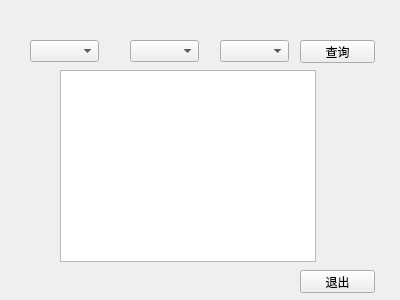
Qt form src/server/ui/statisticwindow.ui (iYiYaHa/Air-Conditioner) before a commit.
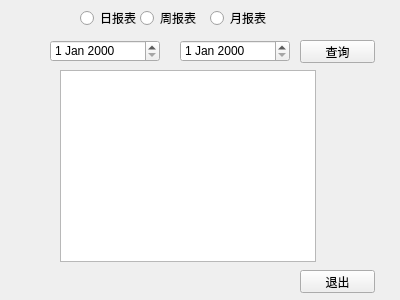
The same form after that commit.

Commit message: Basically finish client-side Qt Part.UI needs to be improved.

The edit to the form file:
```diff
--- a/src/server/ui/statisticwindow.ui
+++ b/src/server/ui/statisticwindow.ui
@@ -13,16 +13,6 @@
   <property name="windowTitle">
    <string>Form</string>
   </property>
-  <widget class="QComboBox" name="MonthBox">
-   <property name="geometry">
-    <rect>
-     <x>130</x>
-     <y>40</y>
-     <width>69</width>
-     <height>22</height>
-    </rect>
-   </property>
-  </widget>
   <widget class="QTableView" name="StatisticTable">
    <property name="geometry">
     <rect>
@@ -33,16 +23,6 @@
     </rect>
    </property>
   </widget>
-  <widget class="QComboBox" name="DayBox">
-   <property name="geometry">
-    <rect>
-     <x>220</x>
-     <y>40</y>
-     <width>69</width>
-     <height>22</height>
-    </rect>
-   </property>
-  </widget>
   <widget class="QPushButton" name="QueryBtn">
    <property name="geometry">
     <rect>
@@ -56,16 +36,6 @@
     <string>查询</string>
    </property>
   </widget>
-  <widget class="QComboBox" name="YearBox">
-   <property name="geometry">
-    <rect>
-     <x>30</x>
-     <y>40</y>
-     <width>69</width>
-     <height>22</height>
-    </rect>
-   </property>
-  </widget>
   <widget class="QPushButton" name="QuitBtn">
    <property name="geometry">
     <rect>
@@ -79,6 +49,82 @@
     <string>退出</string>
    </property>
   </widget>
+  <widget class="QDateEdit" name="StartTime">
+   <property name="geometry">
+    <rect>
+     <x>50</x>
+     <y>40</y>
+     <width>110</width>
+     <height>22</height>
+    </rect>
+   </property>
+  </widget>
+  <widget class="QDateEdit" name="EndTime">
+   <property name="geometry">
+    <rect>
+     <x>180</x>
+     <y>40</y>
+     <width>110</width>
+     <height>22</height>
+    </rect>
+   </property>
+  </widget>
+  <widget class="QGroupBox" name="groupBox">
+   <property name="geometry">
+    <rect>
+     <x>80</x>
+     <y>0</y>
+     <width>201</width>
+     <height>31</height>
+    </rect>
+   </property>
+   <property name="styleSheet">
+    <string notr="true">border:None
+</string>
+   </property>
+   <property name="title">
+    <string/>
+   </property>
+   <widget class="QRadioButton" name="DayBtn">
+    <property name="geometry">
+     <rect>
+      <x>0</x>
+      <y>10</y>
+      <width>61</width>
+      <height>16</height>
+     </rect>
+    </property>
+    <property name="text">
+     <string>日报表</string>
+    </property>
+   </widget>
+   <widget class="QRadioButton" name="WeekBtn">
+    <property name="geometry">
+     <rect>
+      <x>60</x>
+      <y>10</y>
+      <width>61</width>
+      <height>16</height>
+     </rect>
+    </property>
+    <property name="text">
+     <string>周报表</string>
+    </property>
+   </widget>
+   <widget class="QRadioButton" name="MonthBtn">
+    <property name="geometry">
+     <rect>
+      <x>130</x>
+      <y>10</y>
+      <width>61</width>
+      <height>16</height>
+     </rect>
+    </property>
+    <property name="text">
+     <string>月报表</string>
+    </property>
+   </widget>
+  </widget>
  </widget>
  <resources/>
  <connections/>
```
The commit also changes 6 other files.
